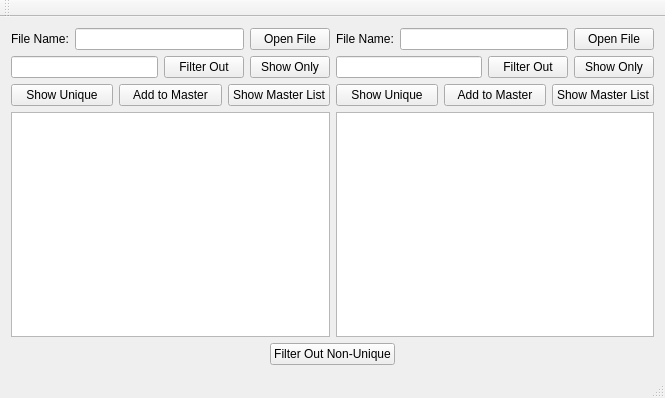
Qt form mainwindow.ui (dcg0006/canbus_analyzer) before a commit.
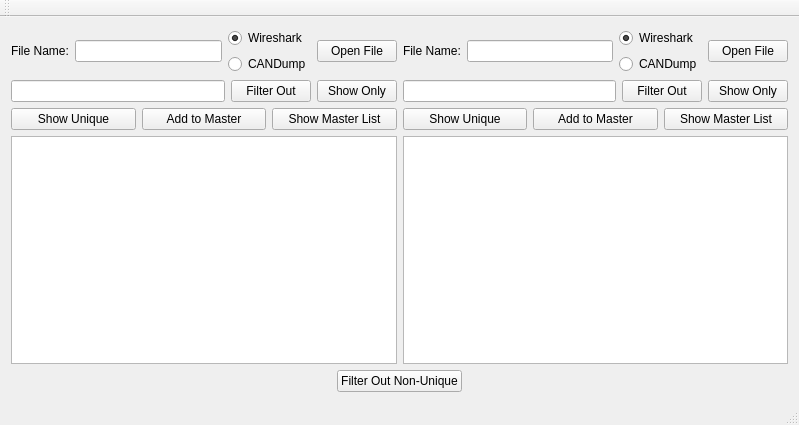
The same form after that commit.

Commit message:
Candump compatibility (#8)
* Delete f150_data

* Delete git_test.cpp

* Delete masterPIDList.db

* Candump Compatability

* Parsing Data Field Separately

```diff
--- a/mainwindow.ui
+++ b/mainwindow.ui
@@ -6,21 +6,21 @@
    <rect>
     <x>0</x>
     <y>0</y>
-    <width>665</width>
-    <height>398</height>
+    <width>799</width>
+    <height>425</height>
    </rect>
   </property>
   <property name="windowTitle">
    <string>MainWindow</string>
   </property>
   <widget class="QWidget" name="centralWidget">
-   <layout class="QVBoxLayout" name="verticalLayout_3">
+   <layout class="QVBoxLayout" name="verticalLayout_5">
     <item>
      <layout class="QHBoxLayout" name="horizontalLayout_8">
       <item>
-       <layout class="QVBoxLayout" name="verticalLayout">
+       <layout class="QVBoxLayout" name="verticalLayout_4">
         <item>
-         <layout class="QHBoxLayout" name="horizontalLayout_2">
+         <layout class="QHBoxLayout" name="horizontalLayout_3">
           <item>
            <widget class="QLabel" name="label">
             <property name="text">
@@ -31,6 +31,33 @@
           <item>
            <widget class="QLineEdit" name="leftFileName"/>
           </item>
+          <item>
+           <layout class="QVBoxLayout" name="verticalLayout_3">
+            <item>
+             <widget class="QRadioButton" name="radioLeftWire">
+              <property name="text">
+               <string>Wireshark</string>
+              </property>
+              <property name="checked">
+               <bool>true</bool>
+              </property>
+              <attribute name="buttonGroup">
+               <string notr="true">buttonGroup</string>
+              </attribute>
+             </widget>
+            </item>
+            <item>
+             <widget class="QRadioButton" name="radioLeftCandump">
+              <property name="text">
+               <string>CANDump</string>
+              </property>
+              <attribute name="buttonGroup">
+               <string notr="true">buttonGroup</string>
+              </attribute>
+             </widget>
+            </item>
+           </layout>
+          </item>
           <item>
            <widget class="QPushButton" name="openButton1">
             <property name="text">
@@ -94,7 +121,7 @@
       <item>
        <layout class="QVBoxLayout" name="verticalLayout_2">
         <item>
-         <layout class="QHBoxLayout" name="horizontalLayout_3">
+         <layout class="QHBoxLayout" name="horizontalLayout_2">
           <item>
            <widget class="QLabel" name="label_2">
             <property name="text">
@@ -105,6 +132,33 @@
           <item>
            <widget class="QLineEdit" name="rightFileName"/>
           </item>
+          <item>
+           <layout class="QVBoxLayout" name="verticalLayout">
+            <item>
+             <widget class="QRadioButton" name="radioRightWire">
+              <property name="text">
+               <string>Wireshark</string>
+              </property>
+              <property name="checked">
+               <bool>true</bool>
+              </property>
+              <attribute name="buttonGroup">
+               <string notr="true">buttonGroup_2</string>
+              </attribute>
+             </widget>
+            </item>
+            <item>
+             <widget class="QRadioButton" name="radioRightCandump">
+              <property name="text">
+               <string>CANDump</string>
+              </property>
+              <attribute name="buttonGroup">
+               <string notr="true">buttonGroup_2</string>
+              </attribute>
+             </widget>
+            </item>
+           </layout>
+          </item>
           <item>
            <widget class="QPushButton" name="openButton2">
             <property name="text">
```
Left out of the diff: 11 changed lines with no effect on the pictures. The commit also changes 4 other files.
